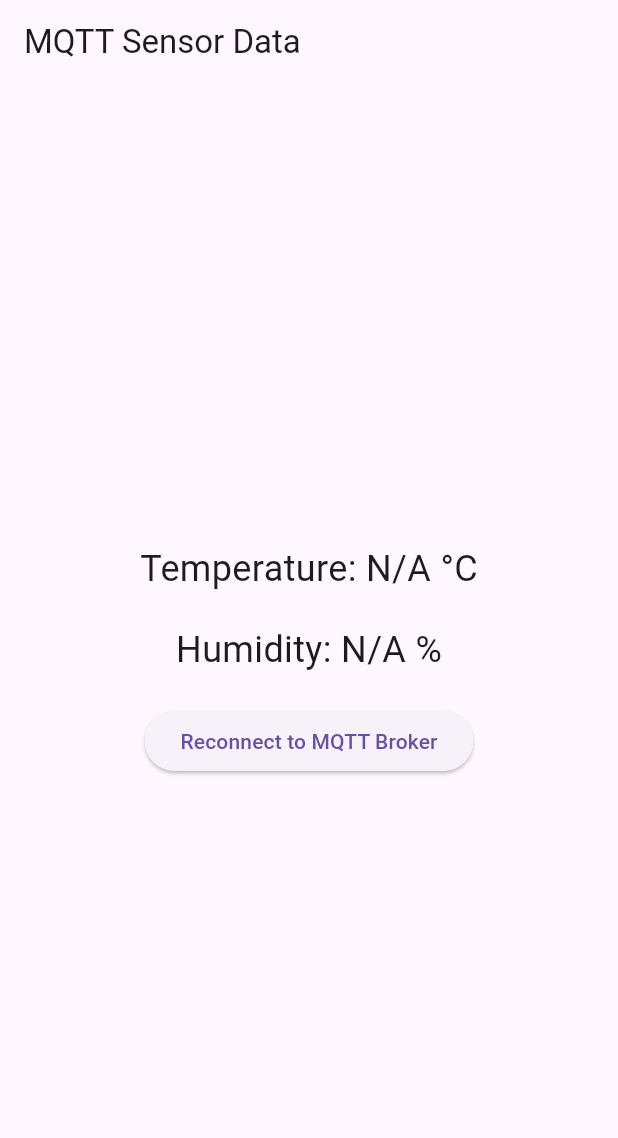
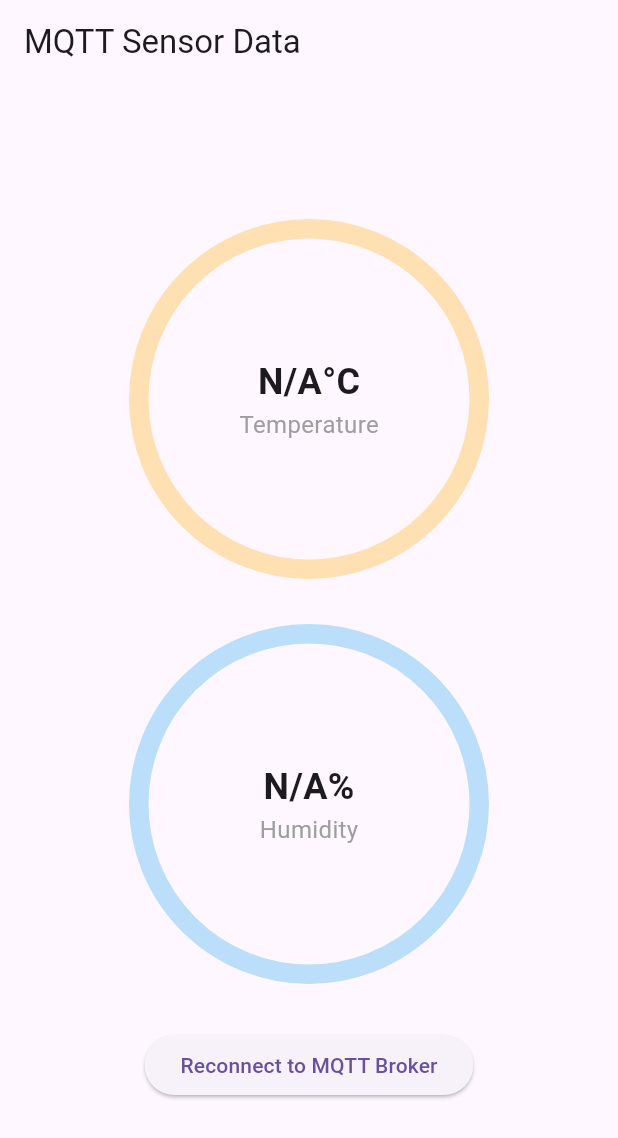
Before and after one commit to oliver-bardi/IHome, a Flutter app: the screen it shows after launch, after a tap on "Reconnect to MQTT Broker", on a phone screen of 412 x 824 dp. Shown: the top 1138 px of the screen. Run offline on Flutter 3.47's test engine with Material 3 defaults, Android fonts, the phone set to English and light mode, and no system bars; drawn by our look-alikes of percent_indicator; missing offline and left inert: mqtt_client.

Commit message:
circular design working humidity and temperature

```diff
--- a/lib/main.dart
+++ b/lib/main.dart
@@ -1,4 +1,5 @@
 import 'package:flutter/material.dart';
+import 'package:percent_indicator/percent_indicator.dart';
 import 'mqtt_manager.dart';
 
 void main() {
@@ -24,27 +25,25 @@ class MyHomePage extends StatefulWidget {
 }
 
 class _MyHomePageState extends State<MyHomePage> {
-  final MQTTManager mqttManager = MQTTManager();
-  String temperature = 'N/A';
-  String humidity = 'N/A';
+  late MQTTManager mqttManager;
 
   @override
   void initState() {
     super.initState();
-
-    // Set the onDataReceived callback
-    mqttManager.onDataReceived = (String newTemperature, String newHumidity) {
-      setState(() {
-        temperature = newTemperature;
-        humidity = newHumidity;
-      });
-    };
-
+    mqttManager = MQTTManager(
+      onDataReceived: () {
+        setState(() {}); // Updates UI on new data
+      },
+    );
     mqttManager.connect();
   }
 
   @override
   Widget build(BuildContext context) {
+    // Convert temperature and humidity values to double, with default as 0
+    double temperatureValue = double.tryParse(mqttManager.temperature) ?? 0;
+    double humidityValue = double.tryParse(mqttManager.humidity) ?? 0;
+
     return Scaffold(
       appBar: AppBar(
         title: Text('MQTT Sensor Data'),
@@ -53,16 +52,54 @@ class _MyHomePageState extends State<MyHomePage> {
         child: Column(
           mainAxisAlignment: MainAxisAlignment.center,
           children: <Widget>[
-            Text(
-              'Temperature: $temperature °C',
-              style: TextStyle(fontSize: 24),
+            // Circular indicator for temperature
+            CircularPercentIndicator(
+              radius: 120.0,
+              lineWidth: 13.0,
+              animation: true,
+              percent: (temperatureValue / 100).clamp(0.0, 1.0),
+              center: Column(
+                mainAxisAlignment: MainAxisAlignment.center,
+                children: [
+                  Text(
+                    "${mqttManager.temperature}°C",
+                    style: TextStyle(fontSize: 24, fontWeight: FontWeight.bold),
+                  ),
+                  Text(
+                    'Temperature',
+                    style: TextStyle(fontSize: 16, color: Colors.grey),
+                  ),
+                ],
+              ),
+              circularStrokeCap: CircularStrokeCap.round,
+              progressColor: Colors.orangeAccent,
+              backgroundColor: Colors.orange[100]!,
             ),
-            SizedBox(height: 20),
-            Text(
-              'Humidity: $humidity %',
-              style: TextStyle(fontSize: 24),
+            SizedBox(height: 30),
+            // Circular indicator for humidity
+            CircularPercentIndicator(
+              radius: 120.0,
+              lineWidth: 13.0,
+              animation: true,
+              percent: (humidityValue / 100).clamp(0.0, 1.0),
+              center: Column(
+                mainAxisAlignment: MainAxisAlignment.center,
+                children: [
+                  Text(
+                    "${mqttManager.humidity}%",
+                    style: TextStyle(fontSize: 24, fontWeight: FontWeight.bold),
+                  ),
+                  Text(
+                    'Humidity',
+                    style: TextStyle(fontSize: 16, color: Colors.grey),
+                  ),
+                ],
+              ),
+              circularStrokeCap: CircularStrokeCap.round,
+              progressColor: Colors.blueAccent,
+              backgroundColor: Colors.blue[100]!,
             ),
-            SizedBox(height: 20),
+            SizedBox(height: 30),
             ElevatedButton(
               onPressed: () {
                 mqttManager.connect();
@@ -77,7 +114,7 @@ class _MyHomePageState extends State<MyHomePage> {
 
   @override
   void dispose() {
-    mqttManager.client.disconnect();
+    mqttManager.disconnect();
     super.dispose();
   }
 }
--- a/lib/mqtt_manager.dart
+++ b/lib/mqtt_manager.dart
@@ -7,16 +7,16 @@ class MQTTManager {
   String broker = '192.168.137.1'; // Replace with your MQTT broker IP
   int port = 1883;
   String clientId = 'flutter_client';
+  String temperature = 'N/A';
+  String humidity = 'N/A';
 
-  // Define callback for updating UI
-  Function(String, String)? onDataReceived;
+  // Callback for UI updates
+  Function? onDataReceived;
 
-  MQTTManager() {
+  MQTTManager({this.onDataReceived}) {
     client = MqttServerClient(broker, clientId);
     client.port = port;
-
-    // Set keep alive interval
-    client.keepAlivePeriod = 20; // Set to your desired value
+    client.keepAlivePeriod = 20;
 
     // Set up callbacks
     client.onDisconnected = onDisconnected;
@@ -41,35 +41,34 @@ class MQTTManager {
       await client.connect();
       if (client.connectionStatus!.state == MqttConnectionState.connected) {
         print('Connected to the MQTT Broker');
-        // Subscribe to topics
         subscribe('home/sensor_data');
       }
     } catch (e) {
       print('Error connecting to the MQTT Broker: $e');
+      client.disconnect();
     }
   }
 
   void subscribe(String topic) {
     client.subscribe(topic, MqttQos.atLeastOnce);
     client.updates!.listen((List<MqttReceivedMessage<MqttMessage>> c) {
-      final MqttReceivedMessage<MqttMessage> message = c[0];
-      final MqttMessage mqttMessage = message.payload;
+      final MqttPublishMessage message = c[0].payload as MqttPublishMessage;
+      final String payload = MqttPublishPayload.bytesToStringAsString(message.payload.message);
 
-      // Assuming the payload is a JSON string with temperature and humidity
-      final payload = mqttMessage as MqttPublishMessage; // Cast to MqttPublishMessage
-      final String messagePayload = utf8.decode(payload.payload.message);
+      print('Received message: $payload');
+      final data = jsonDecode(payload);
 
-      if (topic == 'home/sensor_data') {
-        final data = jsonDecode(messagePayload);
-        String temperature = data['temperature'].toString();
-        String humidity = data['humidity'].toString();
+      // Parse temperature and humidity, then trigger callback
+      temperature = data['temperature']?.toString() ?? 'N/A';
+      humidity = data['humidity']?.toString() ?? 'N/A';
 
-        // Notify the UI about new data
-        if (onDataReceived != null) {
-          onDataReceived!(temperature, humidity);
-        }
+      if (onDataReceived != null) {
+        onDataReceived!();
       }
-      print('Received message: $messagePayload');
     });
   }
+
+  void disconnect() {
+    client.disconnect();
+  }
 }
--- a/pubspec.yaml
+++ b/pubspec.yaml
@@ -30,7 +30,7 @@ environment:
 dependencies:
   flutter:
     sdk: flutter
-
+  percent_indicator: ^4.2.2
 
   # The following adds the Cupertino Icons font to your application.
   # Use with the CupertinoIcons class for iOS style icons.
```
Also changed, not shown: pubspec.lock.
